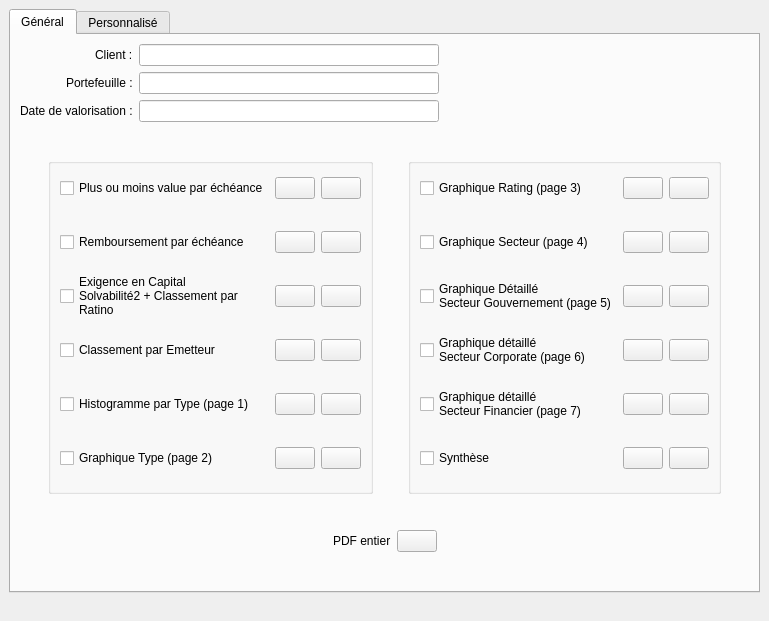
The window that Gestionnaires/GestionnaireEtat.ui (baptiste-pasquier/eurocorporate) describes before a commit, drawn with Qt 5.
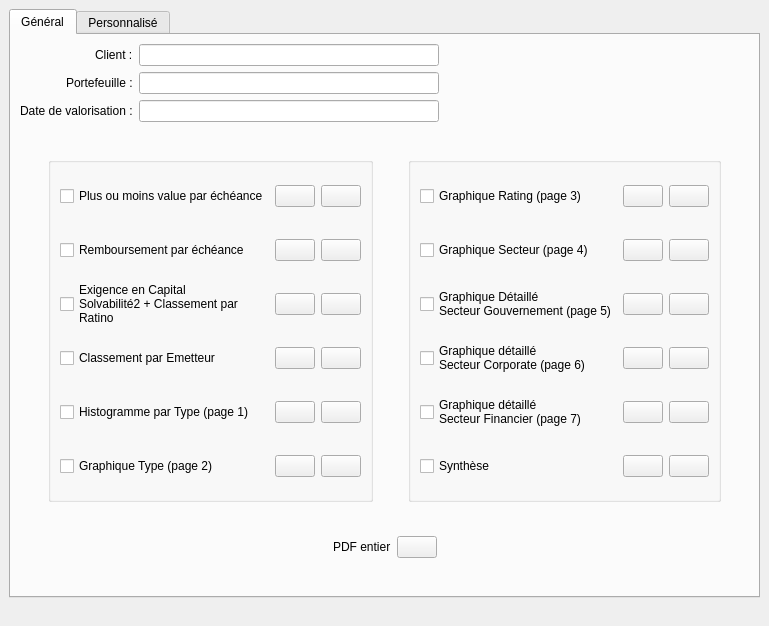
The same window after the commit. Icons and pictures are not drawn.

```diff
--- a/Gestionnaires/GestionnaireEtat.ui
+++ b/Gestionnaires/GestionnaireEtat.ui
@@ -10,7 +10,7 @@
     <x>0</x>
     <y>0</y>
     <width>769</width>
-    <height>621</height>
+    <height>626</height>
    </rect>
   </property>
   <property name="windowTitle">
@@ -159,9 +159,6 @@
              <property name="spacing">
               <number>6</number>
              </property>
-             <property name="topMargin">
-              <number>0</number>
-             </property>
              <property name="bottomMargin">
               <number>9</number>
              </property>
@@ -511,9 +508,6 @@
              <string/>
             </property>
             <layout class="QHBoxLayout" name="horizontalLayout_3">
-             <property name="topMargin">
-              <number>0</number>
-             </property>
              <item>
               <layout class="QGridLayout" name="gridLayout_7">
                <item row="0" column="0">
```
Left out of the diff: 102 changed lines with no effect on the pictures.
